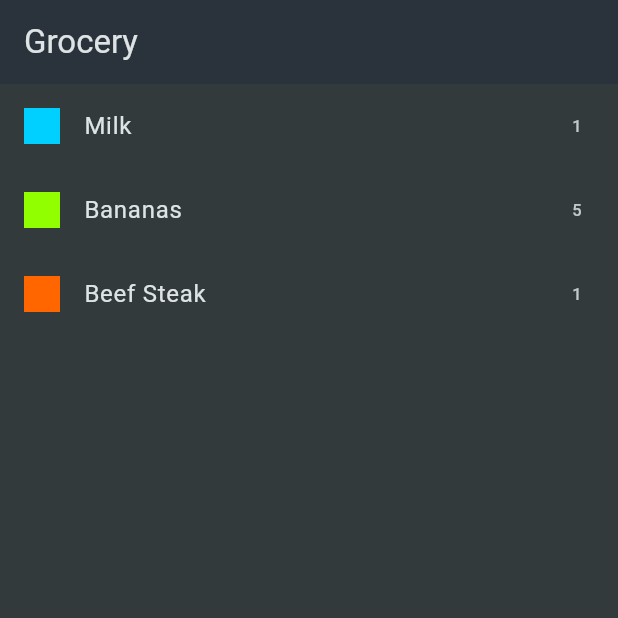
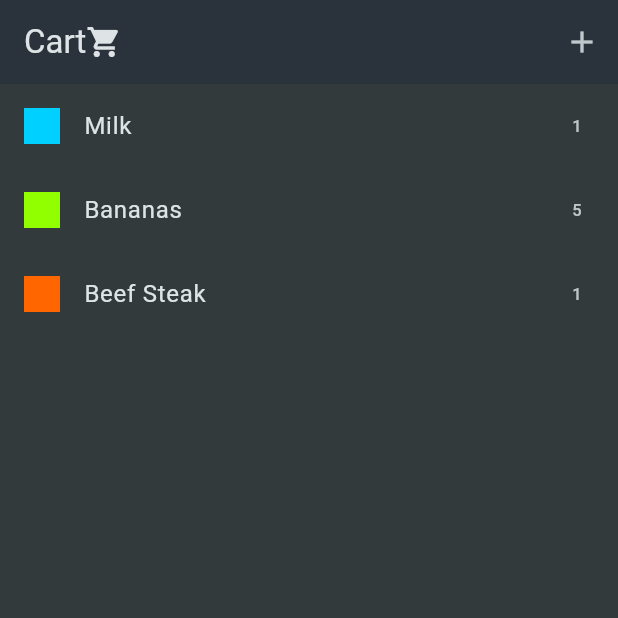
Before and after one commit to MuhammadAhmadd1/Shopping_app, a Flutter app: the screen it shows after launch, on a phone screen of 412 x 824 dp, the top half of it. Run offline on Flutter 3.47's test engine with Material 3 defaults, Android fonts, the phone set to English and light mode, and no system bars.

Commit message:
NewItem Screeen UI added

```diff
--- a/lib/widget/grocery_list.dart
+++ b/lib/widget/grocery_list.dart
@@ -1,13 +1,26 @@
 import 'package:flutter/material.dart';
 import 'package:shopping_list/data/dummy_items.dart';
+import 'package:shopping_list/widget/new_item.dart';
 
-class GroceryList extends StatelessWidget {
+class GroceryList extends StatefulWidget {
   const GroceryList({super.key});
+
+  @override
+  State<GroceryList> createState() => _GroceryListState();
+}
+
+class _GroceryListState extends State<GroceryList> {
+  void _addItem() {
+    Navigator.of(context).push(MaterialPageRoute(builder: (ctx) => NewItem()));
+  }
 
   @override
   Widget build(BuildContext context) {
     return Scaffold(
-      appBar: AppBar(title: const Text('Grocery')),
+      appBar: AppBar(
+        title: Row(children: [const Text('Cart'), Icon(Icons.shopping_cart)]),
+        actions: [IconButton(onPressed: _addItem, icon: Icon(Icons.add))],
+      ),
       body: ListView.builder(
         itemCount: groceryItems.length,
         itemBuilder:
```
Also changed, not shown: lib/widget/new_item.dart (added, +76 -0 lines), lib/main.dart (line endings or trailing spaces).
